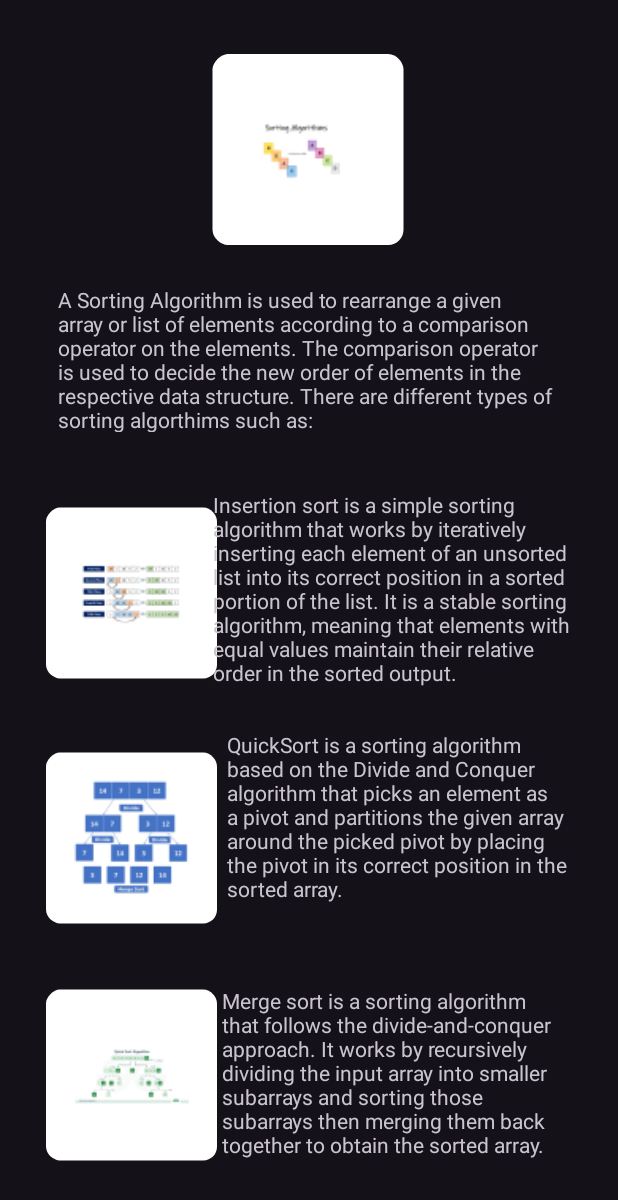
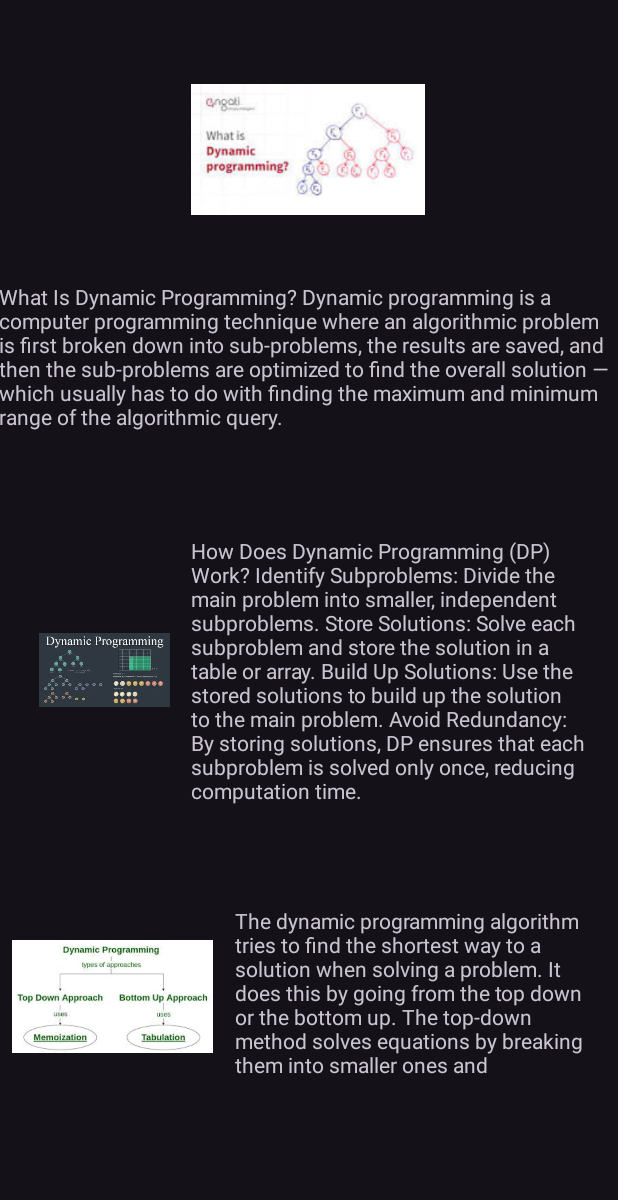
Before and after one commit to SoraFujin/Assignment1, an Android app: the DynamicAlgo screen opened directly, with no data from a screen before it, on a phone screen of 412 x 824 dp. Shown: the top 1200 px of the screen. Run offline under Robolectric (Android 15) with nearby library versions, the light colour scheme and no system bars.

```diff
--- a/app/src/main/java/com/example/assignment1/CustomBaseAdapter.java
+++ b/app/src/main/java/com/example/assignment1/CustomBaseAdapter.java
@@ -9,10 +9,9 @@ import android.widget.ImageView;
 import android.widget.TextView;
 
 public class CustomBaseAdapter extends BaseAdapter {
-
     Context context;
-    String subjects[];
-    int subjectImage[];
+    String[] subjects;
+    int[] subjectImage;
     LayoutInflater inflater;
     public CustomBaseAdapter(Context ctx, String[] subjects, int[] subjectImage){
         this.context = ctx;
--- a/app/src/main/java/com/example/assignment1/LogInActivity.java
+++ b/app/src/main/java/com/example/assignment1/LogInActivity.java
@@ -3,7 +3,6 @@ package com.example.assignment1;
 import android.content.Intent;
 import android.content.SharedPreferences;
 import android.os.Bundle;
-import android.view.View;
 import android.widget.Button;
 import android.widget.EditText;
 import android.widget.Toast;
@@ -17,8 +16,6 @@ public class LogInActivity extends AppCompatActivity {
 
     private EditText editText_name, editText_ID, editText_email;
     private SharedPreferences sharedPreferences;
-
-
     private static final String SHARED_PREF_NAME = "mypref";
     private static final String KEY_NAME= "name";
     private static final String KEY_ID= "ID";
--- a/app/src/main/java/com/example/assignment1/QuestionAnswer.java
+++ b/app/src/main/java/com/example/assignment1/QuestionAnswer.java
@@ -2,7 +2,7 @@ package com.example.assignment1;
 
 public class QuestionAnswer {
 
-    public static String questions[]={
+    public static String[] questions = {
             "What is recurrence for worst case of QuickSort and what is the time complexity in Worst case?",
             "Which of the following is not a stable sorting algorithm in its typical implementation.",
             "Which of the following algorithms is NOT a divide & conquer algorithm by nature?",
@@ -10,7 +10,7 @@ public class QuestionAnswer {
             "You have to sort 1 GB of data with only 100 MB of available main memory. Which sorting technique will be most appropriate?"
     };
 
-    public static String choices[][] = {
+    public static String[][] choices = {
             {"Recurrence is T(n) = T(n-1) + O(n) and time complexity is O(n^2)", "Recurrence is T(n) = T(n-2) + O(n) and time complexity is O(n^2)", "Recurrence is T(n) = 2T(n/2) + O(n) and time complexity is O(nLogn)", "Recurrence is T(n) = T(n/10) + T(9n/10) + O(n) and time complexity is O(nLogn)"},
             {"Bubble Sort", "Merge Sort", "Insertion Sort", "Quick Sort"},
             {"Euclidean algorithm to compute the greatest common divisor", "Heap Sort", "Cooley-Tukey fast Fourier transform", "Quick Sort"},
@@ -19,7 +19,7 @@ public class QuestionAnswer {
 
     };
 
-    public static String correctAnswers[] = {
+    public static String[] correctAnswers = {
             "Recurrence is T(n) = T(n-1) + O(n) and time complexity is O(n^2)",
             "Quick Sort",
             "Heap Sort",
--- a/app/src/main/java/com/example/assignment1/subjects_listview.java
+++ b/app/src/main/java/com/example/assignment1/subjects_listview.java
@@ -1,7 +1,6 @@
 package com.example.assignment1;
 
 import android.os.Bundle;
-
 import androidx.activity.EdgeToEdge;
 import androidx.appcompat.app.AppCompatActivity;
 import androidx.core.graphics.Insets;
--- a/app/src/main/res/layout/activity_dynamic_algo.xml
+++ b/app/src/main/res/layout/activity_dynamic_algo.xml
@@ -17,13 +17,14 @@
         app:layout_constraintStart_toStartOf="parent"
         app:layout_constraintTop_toTopOf="parent"
         app:layout_constraintVertical_bias="0.052"
-        app:srcCompat="@mipmap/ic_launcher_sort" />
+        app:srcCompat="@drawable/dynam" />
 
     <TextView
         android:id="@+id/sortalgo_text"
-        android:layout_width="334dp"
-        android:layout_height="98dp"
-        android:text="A Sorting Algorithm is used to rearrange a given array or list of elements according to a comparison operator on the elements. The comparison operator is used to decide the new order of elements in the respective data structure. There are different types of sorting algorthims such as:"
+        android:layout_width="415dp"
+        android:layout_height="105dp"
+        android:text="What Is Dynamic Programming?
+Dynamic programming is a computer programming technique where an algorithmic problem is first broken down into sub-problems, the results are saved, and then the sub-problems are optimized to find the overall solution — which usually has to do with finding the maximum and minimum range of the algorithmic query. "
         app:layout_constraintBottom_toBottomOf="parent"
         app:layout_constraintEnd_toEndOf="parent"
         app:layout_constraintHorizontal_bias="0.493"
@@ -33,74 +34,54 @@
 
     <ImageView
         android:id="@+id/insertion_sort"
-        android:layout_width="114dp"
-        android:layout_height="116dp"
+        android:layout_width="87dp"
+        android:layout_height="88dp"
         app:layout_constraintBottom_toBottomOf="parent"
         app:layout_constraintEnd_toEndOf="parent"
-        app:layout_constraintHorizontal_bias="0.104"
+        app:layout_constraintHorizontal_bias="0.08"
         app:layout_constraintStart_toStartOf="parent"
         app:layout_constraintTop_toTopOf="parent"
-        app:layout_constraintVertical_bias="0.476"
-        app:srcCompat="@mipmap/ic_launcher_sortinsert" />
+        app:layout_constraintVertical_bias="0.547"
+        app:srcCompat="@drawable/dp" />
 
     <ImageView
         android:id="@+id/merge_sort"
-        android:layout_width="114dp"
-        android:layout_height="116dp"
+        android:layout_width="134dp"
+        android:layout_height="123dp"
         app:layout_constraintBottom_toBottomOf="parent"
         app:layout_constraintEnd_toEndOf="parent"
-        app:layout_constraintHorizontal_bias="0.104"
+        app:layout_constraintHorizontal_bias="0.028"
         app:layout_constraintStart_toStartOf="parent"
         app:layout_constraintTop_toTopOf="parent"
-        app:layout_constraintVertical_bias="0.707"
-        app:srcCompat="@mipmap/ic_launcher_merge_sort" />
-
-    <ImageView
-        android:id="@+id/quick_sort"
-        android:layout_width="114dp"
-        android:layout_height="116dp"
-        app:layout_constraintBottom_toBottomOf="parent"
-        app:layout_constraintEnd_toEndOf="parent"
-        app:layout_constraintHorizontal_bias="0.104"
-        app:layout_constraintStart_toStartOf="parent"
-        app:layout_constraintTop_toTopOf="parent"
-        app:layout_constraintVertical_bias="0.93"
-        app:srcCompat="@mipmap/ic_launcher_quick_sort" />
+        app:layout_constraintVertical_bias="0.86"
+        app:srcCompat="@drawable/howdynam" />
 
     <TextView
         android:id="@+id/insertion_sort_text"
-        android:layout_width="242dp"
-        android:layout_height="147dp"
-        android:text="Insertion sort is a simple sorting algorithm that works by iteratively inserting each element of an unsorted list into its correct position in a sorted portion of the list. It is a stable sorting algorithm, meaning that elements with equal values maintain their relative order in the sorted output."
+        android:layout_width="267dp"
+        android:layout_height="185dp"
+        android:text="How Does Dynamic Programming (DP) Work?
+Identify Subproblems: Divide the main problem into smaller, independent subproblems.
+Store Solutions: Solve each subproblem and store the solution in a table or array.
+Build Up Solutions: Use the stored solutions to build up the solution to the main problem.
+Avoid Redundancy: By storing solutions, DP ensures that each subproblem is solved only once, reducing computation time."
         app:layout_constraintBottom_toBottomOf="parent"
         app:layout_constraintEnd_toEndOf="parent"
-        app:layout_constraintHorizontal_bias="0.836"
+        app:layout_constraintHorizontal_bias="0.881"
         app:layout_constraintStart_toStartOf="parent"
         app:layout_constraintTop_toTopOf="parent"
-        app:layout_constraintVertical_bias="0.483" />
+        app:layout_constraintVertical_bias="0.56" />
 
     <TextView
         android:id="@+id/quick_sort_text"
-        android:layout_width="231dp"
-        android:layout_height="125dp"
-        android:text="QuickSort is a sorting algorithm based on the Divide and Conquer algorithm that picks an element as a pivot and partitions the given array around the picked pivot by placing the pivot in its correct position in the sorted array."
+        android:layout_width="239dp"
+        android:layout_height="136dp"
+        android:text="The dynamic programming algorithm tries to find the shortest way to a solution when solving a problem. It does this by going from the top down or the bottom up. The top-down method solves equations by breaking them into smaller ones and "
         app:layout_constraintBottom_toBottomOf="parent"
         app:layout_constraintEnd_toEndOf="parent"
-        app:layout_constraintHorizontal_bias="0.836"
+        app:layout_constraintHorizontal_bias="0.906"
         app:layout_constraintStart_toStartOf="parent"
         app:layout_constraintTop_toTopOf="parent"
-        app:layout_constraintVertical_bias="0.697" />
-
-    <TextView
-        android:id="@+id/merge_sort_text"
-        android:layout_width="236dp"
-        android:layout_height="129dp"
-        android:text="Merge sort is a sorting algorithm that follows the divide-and-conquer approach. It works by recursively dividing the input array into smaller subarrays and sorting those subarrays then merging them back together to obtain the sorted array."
-        app:layout_constraintBottom_toBottomOf="parent"
-        app:layout_constraintEnd_toEndOf="parent"
-        app:layout_constraintHorizontal_bias="0.842"
-        app:layout_constraintStart_toStartOf="parent"
-        app:layout_constraintTop_toTopOf="parent"
-        app:layout_constraintVertical_bias="0.946" />
+        app:layout_constraintVertical_bias="0.878" />
 
 </androidx.constraintlayout.widget.ConstraintLayout>
```
Also changed, not shown: app/src/main/java/com/example/assignment1/MaterialActivity.java (+6 -15 lines), app/src/main/java/com/example/assignment1/ProfileActivity.java (+4 -10 lines), app/src/main/java/com/example/assignment1/TestActivity.java (+2 -14 lines).
